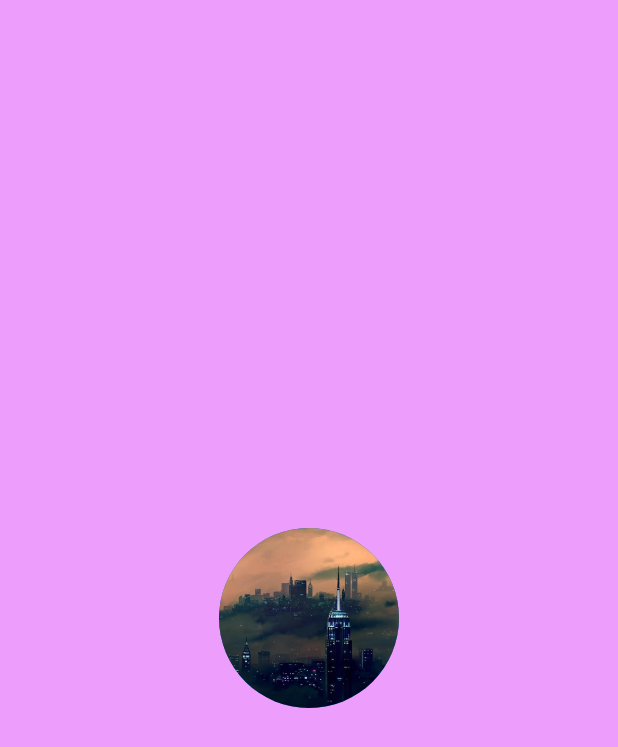
After one commit to haibowen/fluter_graceful_demo, a Flutter app: the AnimationHero screen opened directly, on a phone screen of 412 x 824 dp. The commit adds this screen. Shown: the top 747 px of the screen. Run offline on Flutter 3.47's test engine with Material 2 defaults, Android fonts, the phone set to English and light mode, and no system bars.

Commit message:
animation test page

```diff
--- /dev/null
+++ b/lib/animation/animation_hero.dart
@@ -0,0 +1,45 @@
+import 'package:flutter/cupertino.dart';
+import 'package:flutter/material.dart';
+import 'package:flutteruidemo/animation/animation_hero_original.dart';
+
+class AnimationHero extends StatelessWidget {
+  @override
+  Widget build(BuildContext context) {
+    // TODO: implement build
+    return Material(
+        child: Center(
+      child: Container(
+        color: Colors.purpleAccent.withOpacity(0.5),
+        alignment: Alignment.center,
+        child: InkWell(
+          child: Hero(
+            tag: 'hyplo',
+            child: CircleAvatar(
+              //头像半径
+              radius: 60,
+              //头像图片 -> NetworkImage网络图片，AssetImage项目资源包图片, FileImage本地存储图片
+              backgroundImage: AssetImage(
+                'images/test.jpg',
+              ),
+            ),
+          ),
+          onTap: () {
+            Navigator.push(context, PageRouteBuilder(pageBuilder:
+                (BuildContext context, Animation animation,
+                    Animation seconderyAnimation) {
+              return FadeTransition(
+                opacity: animation,
+                child: Scaffold(
+                  appBar: AppBar(
+                    title: Text('原图'),
+                  ),
+                  body: AnimationHerOriginal(),
+                ),
+              );
+            }));
+          },
+        ),
+      ),
+    ));
+  }
+}
--- a/lib/home_page.dart
+++ b/lib/home_page.dart
@@ -1,11 +1,14 @@
 import 'package:flutter/cupertino.dart';
 import 'package:flutter/material.dart';
+import 'package:flutteruidemo/animation/animation_hero.dart';
 import 'package:flutteruidemo/login/page_login_normal.dart';
 import 'package:flutteruidemo/login/page_login_offset.dart';
 
+import 'animation/animation_page.dart';
 import 'login/page_login_card.dart';
 import 'login/page_login_self.dart';
 import 'main.dart';
+import 'navigation/navigation_page.dart';
 
 //展示的页面
 List<Widget> pageShowRoute = [
@@ -13,7 +16,7 @@ List<Widget> pageShowRoute = [
   PageLoginCard(),
 ];
 Map<String, List<Widget>> mapShowWidget = {
-  'login': [PageShowSelf(), PageLoginCard(),PageLoginOffset(),PageLoginNormal()]
+  'login': [PageShowSelf(), PageLoginCard(),PageLoginOffset(),PageLoginNormal()],'animation':[AnimationPageOne(),AnimationHero()],'navigation':[NavigationPage()]
 };
 //层叠的背景图片数组
 List<dynamic> backgroundImageList = [
--- a/lib/main.dart
+++ b/lib/main.dart
@@ -7,7 +7,7 @@ import 'package:flutteruidemo/home_page.dart';
 import 'package:flutteruidemo/user_show.dart';
 import 'package:flutteruidemo/widget_show.dart';
 
-List<dynamic> typePage = ['login', 'center', 'user', 'test', 'show'];
+List<dynamic> typePage = ['login', 'animation', 'navigation', 'test', 'show'];
 
 void main() {
   runApp(MyApp());
```
Also changed, not shown: lib/animation/animation_hero_original.dart (added, +20 -0 lines), lib/animation/animation_page.dart (added, +114 -0 lines), lib/navigation/navigation_page.dart (added, +25 -0 lines).
